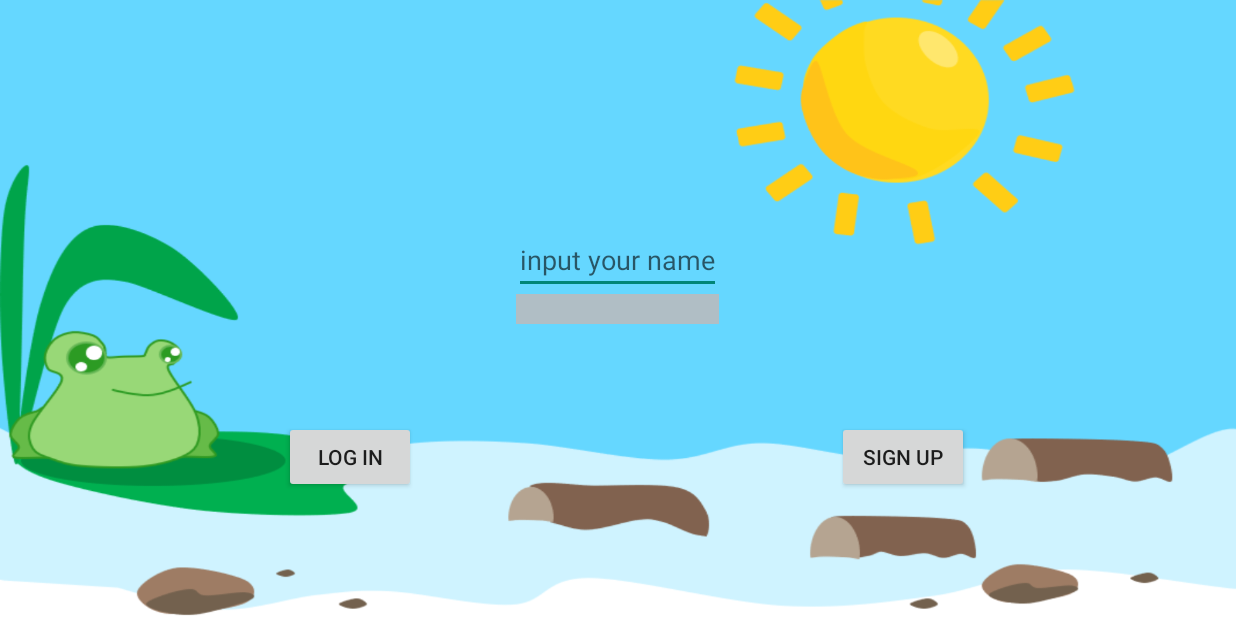
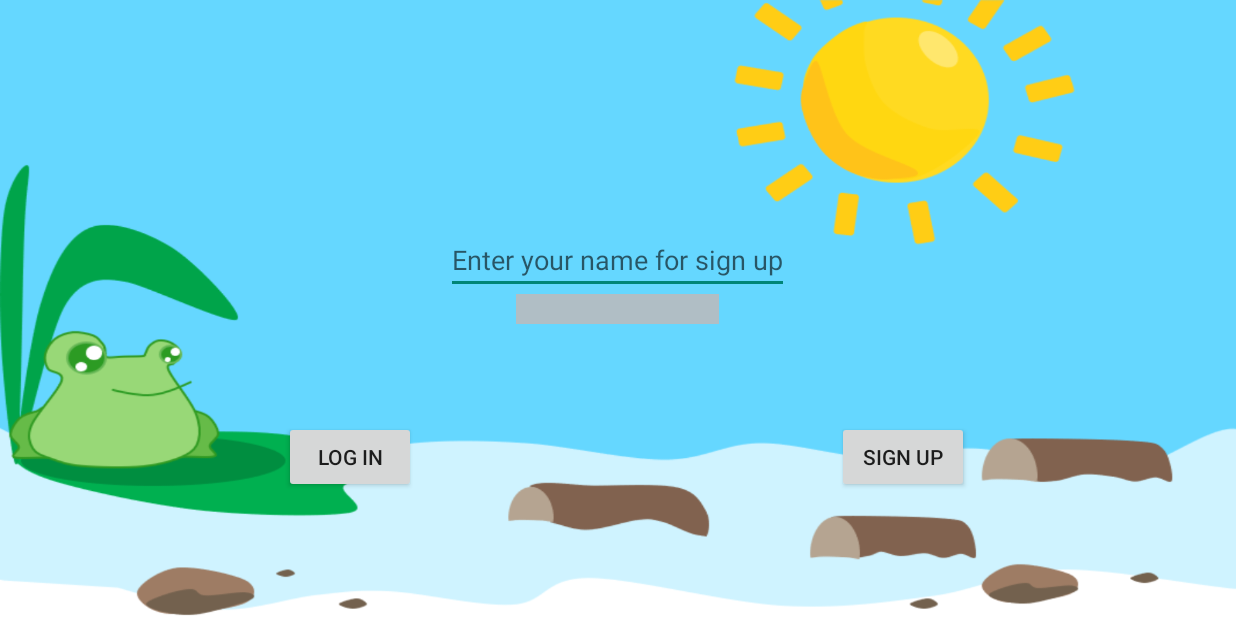
Before and after one commit to HarveyHepburn/FroggerGame, an Android app: the screen it shows after launch (WelcomeActivity), on a phone screen of 824 x 412 dp (held sideways). Run offline under Robolectric (Android 15) with nearby library versions, the light colour scheme and no system bars.

Commit message:
final submission

```diff
--- a/app/src/main/java/edu/anu/retrogame2018s2_frogger/RankDatabaseHelper.java
+++ b/app/src/main/java/edu/anu/retrogame2018s2_frogger/RankDatabaseHelper.java
@@ -12,6 +12,9 @@ import java.util.Collections;
 import edu.anu.retrogame2018s2_frogger.frogger.RecordInfo;
 import edu.anu.retrogame2018s2_frogger.frogger.scene.ranking.DBManager;
 
+/*
+    Author: Danny Feng
+ */
 //this is the main code for game data base (used SQL)
 public class RankDatabaseHelper extends SQLiteOpenHelper implements DBManager {
 
--- a/app/src/main/res/layout/activity_welcome.xml
+++ b/app/src/main/res/layout/activity_welcome.xml
@@ -51,7 +51,7 @@
         android:layout_centerHorizontal="true"
 
         android:layout_gravity="center_vertical|center_horizontal"
-        android:hint="input your name"
+        android:hint="Enter your name for sign up"
         android:textColorHint="#99000000"
         tools:layout_editor_absoluteX="108dp"
         tools:layout_editor_absoluteY="115dp" />
```
